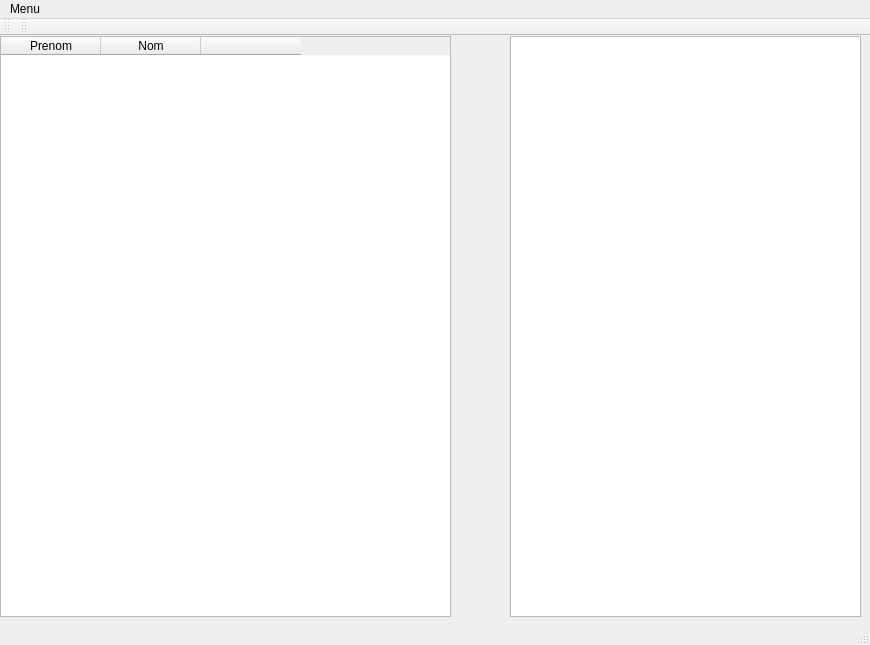
First picture: the form in CirconscriptionGUI/PersonneGUI.ui, repository Houmine-Rayyane/Circonscription-Electorale, before the edit.
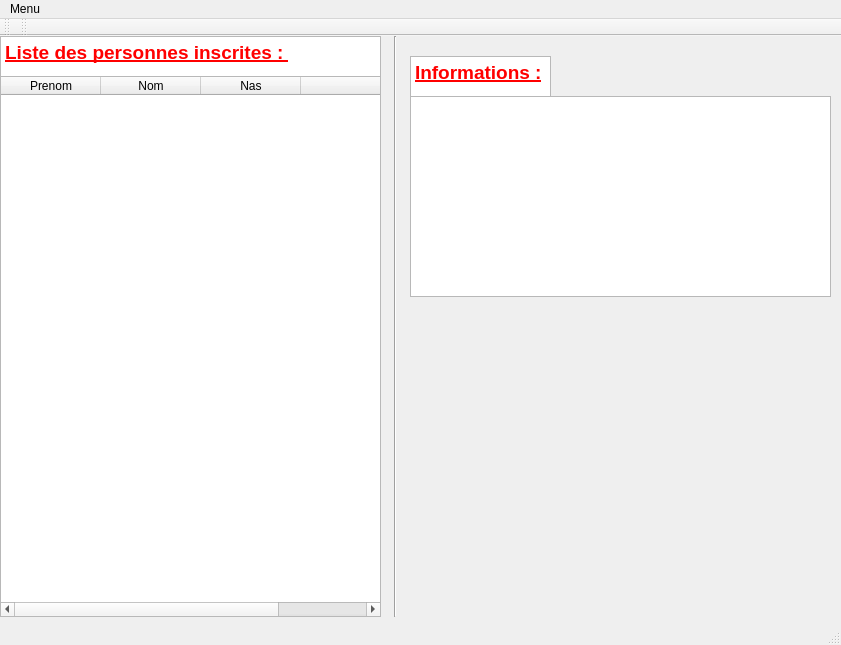
Second picture: the form after the edit.

The edit to the form file:
```diff
--- a/CirconscriptionGUI/PersonneGUI.ui
+++ b/CirconscriptionGUI/PersonneGUI.ui
@@ -6,7 +6,7 @@
    <rect>
     <x>0</x>
     <y>0</y>
-    <width>870</width>
+    <width>841</width>
     <height>645</height>
    </rect>
   </property>
@@ -17,20 +17,27 @@
    <widget class="QTextEdit" name="affichage">
     <property name="geometry">
      <rect>
-      <x>510</x>
-      <y>0</y>
-      <width>351</width>
-      <height>581</height>
+      <x>410</x>
+      <y>60</y>
+      <width>421</width>
+      <height>201</height>
      </rect>
     </property>
+    <property name="html">
+     <string>&lt;!DOCTYPE HTML PUBLIC &quot;-//W3C//DTD HTML 4.0//EN&quot; &quot;http://www.w3.org/TR/REC-html40/strict.dtd&quot;&gt;
+&lt;html&gt;&lt;head&gt;&lt;meta name=&quot;qrichtext&quot; content=&quot;1&quot; /&gt;&lt;style type=&quot;text/css&quot;&gt;
+p, li { white-space: pre-wrap; }
+&lt;/style&gt;&lt;/head&gt;&lt;body style=&quot; font-family:'Ubuntu'; font-size:10pt; font-weight:400; font-style:normal;&quot;&gt;
+&lt;p style=&quot;-qt-paragraph-type:empty; margin-top:0px; margin-bottom:0px; margin-left:0px; margin-right:0px; -qt-block-indent:0; text-indent:0px;&quot;&gt;&lt;br /&gt;&lt;/p&gt;&lt;/body&gt;&lt;/html&gt;</string>
+    </property>
    </widget>
    <widget class="QTableWidget" name="tableWidget">
     <property name="geometry">
      <rect>
       <x>0</x>
-      <y>0</y>
-      <width>451</width>
-      <height>581</height>
+      <y>40</y>
+      <width>381</width>
+      <height>541</height>
      </rect>
     </property>
     <column>
@@ -43,19 +50,71 @@
       <string>Nom</string>
      </property>
     </column>
+    <column>
+     <property name="text">
+      <string>Nas</string>
+     </property>
+    </column>
     <column>
      <property name="text">
       <string/>
      </property>
     </column>
    </widget>
+   <widget class="Line" name="line">
+    <property name="geometry">
+     <rect>
+      <x>380</x>
+      <y>0</y>
+      <width>31</width>
+      <height>581</height>
+     </rect>
+    </property>
+    <property name="orientation">
+     <enum>Qt::Vertical</enum>
+    </property>
+   </widget>
+   <widget class="QTextEdit" name="textEdit">
+    <property name="geometry">
+     <rect>
+      <x>0</x>
+      <y>0</y>
+      <width>381</width>
+      <height>41</height>
+     </rect>
+    </property>
+    <property name="html">
+     <string>&lt;!DOCTYPE HTML PUBLIC &quot;-//W3C//DTD HTML 4.0//EN&quot; &quot;http://www.w3.org/TR/REC-html40/strict.dtd&quot;&gt;
+&lt;html&gt;&lt;head&gt;&lt;meta name=&quot;qrichtext&quot; content=&quot;1&quot; /&gt;&lt;style type=&quot;text/css&quot;&gt;
+p, li { white-space: pre-wrap; }
+&lt;/style&gt;&lt;/head&gt;&lt;body style=&quot; font-family:'Ubuntu'; font-size:10pt; font-weight:400; font-style:normal;&quot;&gt;
+&lt;p style=&quot; margin-top:0px; margin-bottom:0px; margin-left:0px; margin-right:0px; -qt-block-indent:0; text-indent:0px;&quot;&gt;&lt;span style=&quot; font-size:14pt; font-weight:600; text-decoration: underline; color:#ff0000;&quot;&gt;Liste des personnes inscrites : &lt;/span&gt;&lt;/p&gt;&lt;/body&gt;&lt;/html&gt;</string>
+    </property>
+   </widget>
+   <widget class="QTextEdit" name="textEdit_2">
+    <property name="geometry">
+     <rect>
+      <x>410</x>
+      <y>20</y>
+      <width>141</width>
+      <height>41</height>
+     </rect>
+    </property>
+    <property name="html">
+     <string>&lt;!DOCTYPE HTML PUBLIC &quot;-//W3C//DTD HTML 4.0//EN&quot; &quot;http://www.w3.org/TR/REC-html40/strict.dtd&quot;&gt;
+&lt;html&gt;&lt;head&gt;&lt;meta name=&quot;qrichtext&quot; content=&quot;1&quot; /&gt;&lt;style type=&quot;text/css&quot;&gt;
+p, li { white-space: pre-wrap; }
+&lt;/style&gt;&lt;/head&gt;&lt;body style=&quot; font-family:'Ubuntu'; font-size:10pt; font-weight:400; font-style:normal;&quot;&gt;
+&lt;p style=&quot; margin-top:0px; margin-bottom:0px; margin-left:0px; margin-right:0px; -qt-block-indent:0; text-indent:0px;&quot;&gt;&lt;span style=&quot; font-size:14pt; font-weight:600; text-decoration: underline; color:#ff0000;&quot;&gt;Informations : &lt;/span&gt;&lt;/p&gt;&lt;/body&gt;&lt;/html&gt;</string>
+    </property>
+   </widget>
   </widget>
   <widget class="QMenuBar" name="menubar">
    <property name="geometry">
     <rect>
      <x>0</x>
      <y>0</y>
-     <width>870</width>
+     <width>841</width>
      <height>22</height>
     </rect>
    </property>
```
